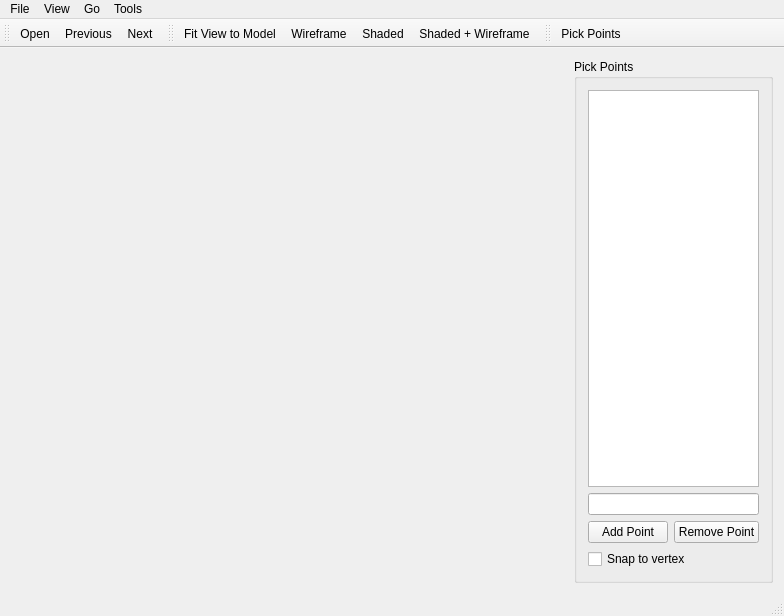
Before: the Qt Designer form Code/Source/Tools/Browse3D/MainWindow.ui in moChen0607/Thea, drawn with Qt 5.
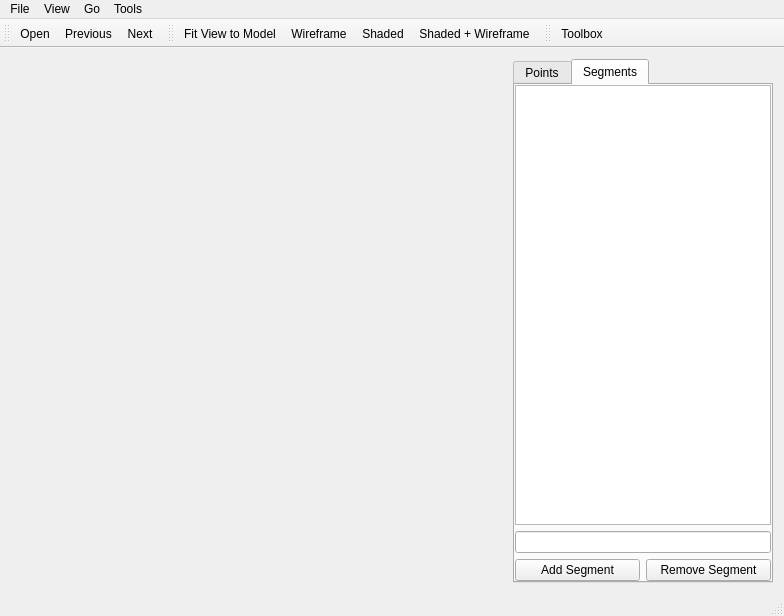
After: the same form once the commit is applied. The open tabs and pages were chosen to show the change.

The edit to the form file:
```diff
--- a/Code/Source/Tools/Browse3D/MainWindow.ui
+++ b/Code/Source/Tools/Browse3D/MainWindow.ui
@@ -14,9 +14,7 @@
    <string>Browse3D</string>
   </property>
   <widget class="QWidget" name="centralWidget">
-   <layout class="QHBoxLayout" name="horizontalLayout">
-    <item>
-     <layout class="QHBoxLayout" name="mainLayout" stretch="4,1">
+   <layout class="QHBoxLayout" name="horizontalLayout" stretch="4,0">
       <item>
        <layout class="QVBoxLayout" name="modelLayout">
         <property name="sizeConstraint">
@@ -25,11 +23,18 @@
        </layout>
       </item>
       <item>
-       <widget class="QGroupBox" name="pickPointsPane">
-        <property name="title">
-         <string>Pick Points</string>
-        </property>
+     <widget class="QTabWidget" name="toolBox">
+      <property name="currentIndex">
+       <number>0</number>
+      </property>
+      <widget class="QWidget" name="pickPointsPage">
+       <attribute name="title">
+        <string>Points</string>
+       </attribute>
         <layout class="QVBoxLayout" name="verticalLayout">
+        <property name="margin">
+         <number>0</number>
+        </property>
          <item>
           <widget class="QTableWidget" name="pointsTable">
            <property name="showGrid">
@@ -42,7 +47,7 @@
             <bool>false</bool>
            </attribute>
            <attribute name="verticalHeaderVisible">
-            <bool>true</bool>
+           <bool>false</bool>
            </attribute>
            <column/>
           </widget>
@@ -81,8 +86,55 @@
          </item>
         </layout>
        </widget>
-      </item>
-     </layout>
+      <widget class="QWidget" name="pickSegmentsPage">
+       <attribute name="title">
+        <string>Segments</string>
+       </attribute>
+       <layout class="QVBoxLayout" name="verticalLayout_3">
+        <property name="margin">
+         <number>0</number>
+        </property>
+        <item>
+         <widget class="QTableWidget" name="segmentsTable">
+          <property name="showGrid">
+           <bool>false</bool>
+          </property>
+          <property name="columnCount">
+           <number>1</number>
+          </property>
+          <attribute name="horizontalHeaderVisible">
+           <bool>false</bool>
+          </attribute>
+          <attribute name="verticalHeaderVisible">
+           <bool>false</bool>
+          </attribute>
+          <column/>
+         </widget>
+        </item>
+        <item>
+         <widget class="QLineEdit" name="segmentLabel"/>
+        </item>
+        <item>
+         <layout class="QHBoxLayout" name="pickSegmentsButtonLayout">
+          <item>
+           <widget class="QPushButton" name="buttonAddSegment">
+            <property name="text">
+             <string>Add Segment</string>
+            </property>
+           </widget>
+          </item>
+          <item>
+           <widget class="QPushButton" name="buttonRemoveSegment">
+            <property name="text">
+             <string>Remove Segment</string>
+            </property>
+           </widget>
+          </item>
+         </layout>
+        </item>
+       </layout>
+      </widget>
+     </widget>
     </item>
    </layout>
   </widget>
@@ -192,7 +244,7 @@
    <attribute name="toolBarBreak">
     <bool>false</bool>
    </attribute>
-   <addaction name="actionToolsPickPoints"/>
+   <addaction name="actionToolsToolbox"/>
   </widget>
   <action name="actionFileOpen">
    <property name="text">
@@ -287,17 +339,6 @@
     <string>Show shaded faces and edges</string>
    </property>
   </action>
-  <action name="actionToolsPickPoints">
-   <property name="checkable">
-    <bool>true</bool>
-   </property>
-   <property name="text">
-    <string>Pick Points</string>
-   </property>
-   <property name="toolTip">
-    <string>Pick 3D points on the mesh</string>
-   </property>
-  </action>
   <action name="actionToolsSaveScreenshot">
    <property name="text">
     <string>Save Screenshot</string>
@@ -336,6 +377,14 @@
     <string>]</string>
    </property>
   </action>
+  <action name="actionToolsToolbox">
+   <property name="checkable">
+    <bool>true</bool>
+   </property>
+   <property name="text">
+    <string>Toolbox</string>
+   </property>
+  </action>
  </widget>
  <layoutdefault spacing="6" margin="11"/>
  <resources/>
```
Left out of the diff: 2 changed lines with no effect on the pictures. Lines whose indentation alone changed are shown as unchanged.
